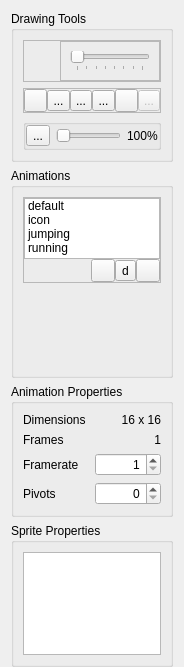
This is src/parttoolswidget.ui in eigenbom/MQ-Sprite as Qt 5 draws it before an edit. The edited form follows.
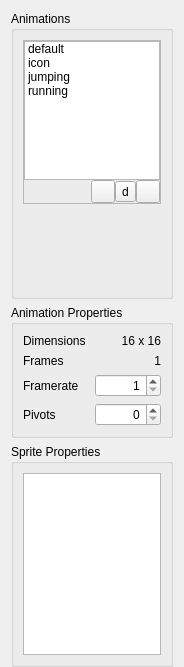
This is the edited form. Icons and pictures are not drawn. Custom widgets are drawn as their Qt base class.

Commit message: Refactored animation tools widget out into separate widget

```diff
--- a/src/parttoolswidget.ui
+++ b/src/parttoolswidget.ui
@@ -35,332 +35,6 @@
    <property name="bottomMargin">
     <number>0</number>
    </property>
-   <item>
-    <widget class="QGroupBox" name="groupBox_4">
-     <property name="title">
-      <string>Drawing Tools</string>
-     </property>
-     <property name="flat">
-      <bool>true</bool>
-     </property>
-     <layout class="QVBoxLayout" name="verticalLayout_9">
-      <item>
-       <widget class="QFrame" name="frame_4">
-        <property name="frameShape">
-         <enum>QFrame::StyledPanel</enum>
-        </property>
-        <property name="frameShadow">
-         <enum>QFrame::Raised</enum>
-        </property>
-        <layout class="QHBoxLayout" name="horizontalLayout">
-         <property name="spacing">
-          <number>0</number>
-         </property>
-         <property name="leftMargin">
-          <number>0</number>
-         </property>
-         <property name="topMargin">
-          <number>0</number>
-         </property>
-         <property name="rightMargin">
-          <number>0</number>
-         </property>
-         <property name="bottomMargin">
-          <number>0</number>
-         </property>
-         <item>
-          <widget class="QToolButton" name="toolButtonColour">
-           <property name="minimumSize">
-            <size>
-             <width>32</width>
-             <height>32</height>
-            </size>
-           </property>
-           <property name="toolTip">
-            <string/>
-           </property>
-           <property name="styleSheet">
-            <string notr="true">border-color: rgb(0, 0, 0);
-border-width: 4px;</string>
-           </property>
-           <property name="text">
-            <string/>
-           </property>
-           <property name="icon">
-            <iconset resource="../icons.qrc">
-             <normaloff>:/icon/icons/gentleface/2x2_grid_icon&amp;32.png</normaloff>:/icon/icons/gentleface/2x2_grid_icon&amp;32.png</iconset>
-           </property>
-           <property name="iconSize">
-            <size>
-             <width>32</width>
-             <height>32</height>
-            </size>
-           </property>
-           <property name="toolButtonStyle">
-            <enum>Qt::ToolButtonIconOnly</enum>
-           </property>
-           <property name="autoRaise">
-            <bool>true</bool>
-           </property>
-           <property name="arrowType">
-            <enum>Qt::NoArrow</enum>
-           </property>
-          </widget>
-         </item>
-         <item>
-          <widget class="QFrame" name="frame_5">
-           <property name="frameShape">
-            <enum>QFrame::StyledPanel</enum>
-           </property>
-           <property name="frameShadow">
-            <enum>QFrame::Raised</enum>
-           </property>
-           <layout class="QHBoxLayout" name="horizontalLayout_5">
-            <item>
-             <widget class="QSlider" name="hSliderPenSize">
-              <property name="toolTip">
-               <string>Brush Size</string>
-              </property>
-              <property name="minimum">
-               <number>1</number>
-              </property>
-              <property name="maximum">
-               <number>8</number>
-              </property>
-              <property name="pageStep">
-               <number>1</number>
-              </property>
-              <property name="orientation">
-               <enum>Qt::Horizontal</enum>
-              </property>
-              <property name="invertedAppearance">
-               <bool>false</bool>
-              </property>
-              <property name="invertedControls">
-               <bool>false</bool>
-              </property>
-              <property name="tickPosition">
-               <enum>QSlider::TicksBelow</enum>
-              </property>
-              <property name="tickInterval">
-               <number>1</number>
-              </property>
-             </widget>
-            </item>
-           </layout>
-          </widget>
-         </item>
-        </layout>
-       </widget>
-      </item>
-      <item>
-       <widget class="QFrame" name="frame_6">
-        <property name="frameShape">
-         <enum>QFrame::StyledPanel</enum>
-        </property>
-        <property name="frameShadow">
-         <enum>QFrame::Raised</enum>
-        </property>
-        <layout class="QHBoxLayout" name="horizontalLayout_7">
-         <property name="spacing">
-          <number>0</number>
-         </property>
-         <property name="leftMargin">
-          <number>0</number>
-         </property>
-         <property name="topMargin">
-          <number>0</number>
-         </property>
-         <property name="rightMargin">
-          <number>0</number>
-         </property>
-         <property name="bottomMargin">
-          <number>0</number>
-         </property>
-         <item>
-          <widget class="QToolButton" name="toolButtonDraw">
-           <property name="toolTip">
-            <string>Draw</string>
-           </property>
-           <property name="text">
-            <string/>
-           </property>
-           <property name="icon">
-            <iconset resource="../icons.qrc">
-             <normaloff>:/icon/icons/gentleface/pencil_icon&amp;16.png</normaloff>:/icon/icons/gentleface/pencil_icon&amp;16.png</iconset>
-           </property>
-           <property name="checkable">
-            <bool>true</bool>
-           </property>
-           <property name="autoRepeatInterval">
-            <number>102</number>
-           </property>
-          </widget>
-         </item>
-         <item>
-          <widget class="QToolButton" name="toolButtonPickColour">
-           <property name="toolTip">
-            <string>Pick Colour</string>
-           </property>
-           <property name="text">
-            <string>...</string>
-           </property>
-           <property name="icon">
-            <iconset resource="../icons.qrc">
-             <normaloff>:/icon/icons/eye-2.png</normaloff>:/icon/icons/eye-2.png</iconset>
-           </property>
-          </widget>
-         </item>
-         <item>
-          <widget class="QToolButton" name="toolButtonStamp">
-           <property name="toolTip">
-            <string>Stamp</string>
-           </property>
-           <property name="text">
-            <string>...</string>
-           </property>
-           <property name="icon">
-            <iconset resource="../icons.qrc">
-             <normaloff>:/icon/icons/stamp-2.png</normaloff>:/icon/icons/stamp-2.png</iconset>
-           </property>
-           <property name="checkable">
-            <bool>true</bool>
-           </property>
-           <property name="arrowType">
-            <enum>Qt::NoArrow</enum>
-           </property>
-          </widget>
-         </item>
-         <item>
-          <widget class="QToolButton" name="toolButtonCopy">
-           <property name="text">
-            <string>...</string>
-           </property>
-           <property name="icon">
-            <iconset resource="../icons.qrc">
-             <normaloff>:/icon/icons/stamp.png</normaloff>:/icon/icons/stamp.png</iconset>
-           </property>
-          </widget>
-         </item>
-         <item>
-          <widget class="QToolButton" name="toolButtonErase">
-           <property name="toolTip">
-            <string>Erase</string>
-           </property>
-           <property name="text">
-            <string/>
-           </property>
-           <property name="icon">
-            <iconset resource="../icons.qrc">
-             <normaloff>:/icon/icons/eraser.png</normaloff>:/icon/icons/eraser.png</iconset>
-           </property>
-           <property name="checkable">
-            <bool>true</bool>
-           </property>
-          </widget>
-         </item>
-         <item>
-          <widget class="QToolButton" name="toolButtonFill">
-           <property name="enabled">
-            <bool>false</bool>
-           </property>
-           <property name="toolTip">
-            <string>fill (not available yet)</string>
-           </property>
-           <property name="text">
-            <string>...</string>
-           </property>
-           <property name="icon">
-            <iconset resource="../icons.qrc">
-             <normaloff>:/icon/icons/flask-empty.png</normaloff>:/icon/icons/flask-empty.png</iconset>
-           </property>
-          </widget>
-         </item>
-        </layout>
-       </widget>
-      </item>
-      <item>
-       <widget class="QGroupBox" name="groupBox">
-        <layout class="QHBoxLayout" name="horizontalLayout_3">
-         <property name="leftMargin">
-          <number>0</number>
-         </property>
-         <property name="topMargin">
-          <number>0</number>
-         </property>
-         <property name="rightMargin">
-          <number>0</number>
-         </property>
-         <property name="bottomMargin">
-          <number>0</number>
-         </property>
-         <item>
-          <widget class="QToolButton" name="toolButtonFitToWindow">
-           <property name="enabled">
-            <bool>true</bool>
-           </property>
-           <property name="toolTip">
-            <string>Fit To Window</string>
-           </property>
-           <property name="text">
-            <string>...</string>
-           </property>
-           <property name="icon">
-            <iconset resource="../icons.qrc">
-             <normaloff>:/icon/icons/gentleface/zoom_icon&amp;16.png</normaloff>:/icon/icons/gentleface/zoom_icon&amp;16.png</iconset>
-           </property>
-          </widget>
-         </item>
-         <item>
-          <widget class="QSlider" name="hSliderZoom">
-           <property name="minimumSize">
-            <size>
-             <width>0</width>
-             <height>0</height>
-            </size>
-           </property>
-           <property name="styleSheet">
-            <string notr="true"/>
-           </property>
-           <property name="minimum">
-            <number>1</number>
-           </property>
-           <property name="maximum">
-            <number>48</number>
-           </property>
-           <property name="pageStep">
-            <number>2</number>
-           </property>
-           <property name="orientation">
-            <enum>Qt::Horizontal</enum>
-           </property>
-           <property name="invertedAppearance">
-            <bool>false</bool>
-           </property>
-           <property name="invertedControls">
-            <bool>false</bool>
-           </property>
-           <property name="tickPosition">
-            <enum>QSlider::NoTicks</enum>
-           </property>
-           <property name="tickInterval">
-            <number>4</number>
-           </property>
-          </widget>
-         </item>
-         <item>
-          <widget class="QLabel" name="label">
-           <property name="text">
-            <string>100%</string>
-           </property>
-          </widget>
-         </item>
-        </layout>
-       </widget>
-      </item>
-     </layout>
-    </widget>
-   </item>
    <item>
     <widget class="QGroupBox" name="groupBox_2">
      <property name="title">
```
Left out of the diff: 96 changed lines with no effect on the pictures. The commit also changes 13 other files.
